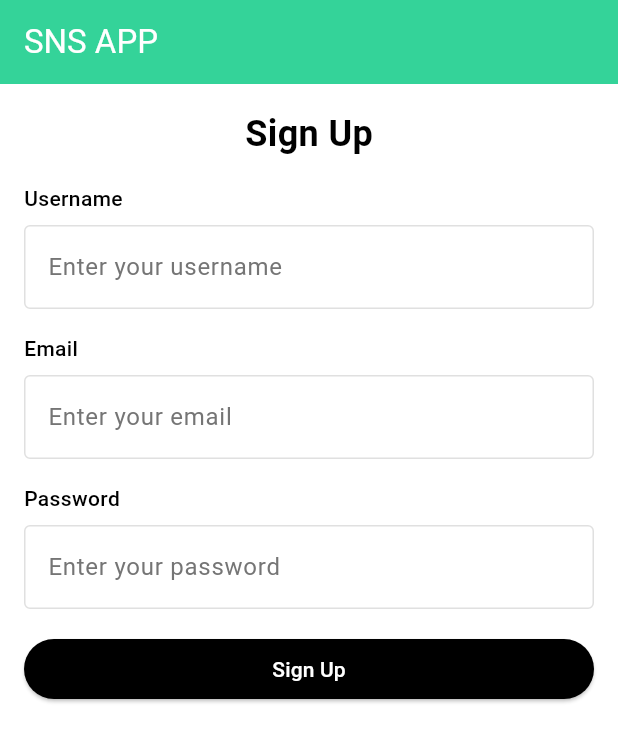
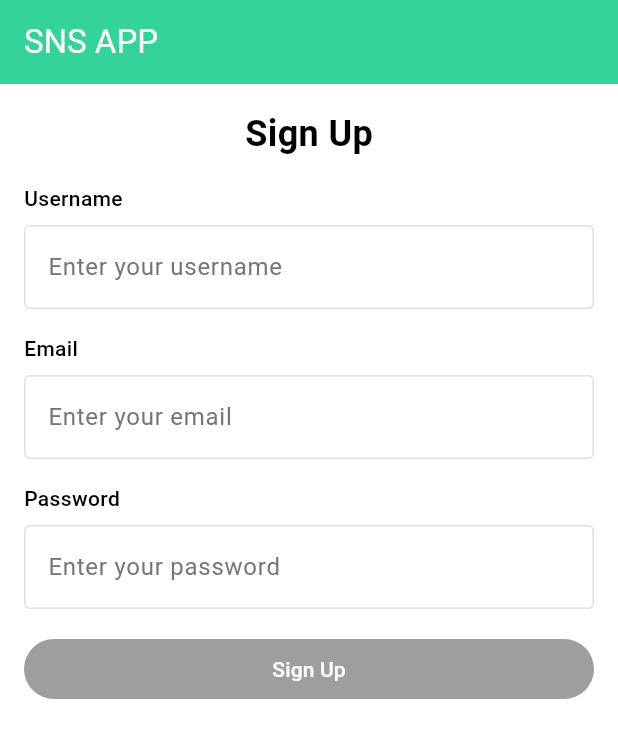
Before and after one commit to SwiftShimizu/SNSApp, a Flutter app: the screen it shows after launch, on a phone screen of 412 x 824 dp. Shown: the top 742 px of the screen. Run offline on Flutter 3.47's test engine with Material 3 defaults, Android fonts, the phone set to English and light mode, and no system bars; our stand-ins replace flutter_dotenv, supabase_flutter; accounts and stored records are empty.

Commit message:
ユーザー登録機能2

```diff
--- a/lib/screens/signup_screen.dart
+++ b/lib/screens/signup_screen.dart
@@ -1,6 +1,7 @@
 import 'package:flutter/material.dart';
 import 'package:sns_app/modules/auth/auth.repository.dart';
 import 'package:sns_app/widgets/form_text_field.dart';
+import 'package:sns_app/widgets/keyboard_aware.dart';
 
 class SignupScreen extends StatefulWidget {
   const SignupScreen({super.key});
@@ -29,7 +30,8 @@ class SignupScreenState extends State<SignupScreen> {
           style: TextStyle(color: Colors.white),
         ),
       ),
-      body: Column(
+      body: KeyboardAware(
+        child: Column(
           children: [
             Expanded(
               child: SingleChildScrollView(
@@ -86,12 +88,15 @@ class SignupScreenState extends State<SignupScreen> {
                       SizedBox(
                         width: double.infinity,
                         child: ElevatedButton(
-                        onPressed: () {
-                          _signup();
-                        },
+                          onPressed: _username.isNotEmpty &&
+                                  _email.isNotEmpty &&
+                                  _password.isNotEmpty
+                              ? _signup
+                              : null,
                           style: ButtonStyle(
                             backgroundColor:
-                              WidgetStateProperty.resolveWith<Color>((states) {
+                                WidgetStateProperty.resolveWith<Color>(
+                                    (states) {
                               if (states.contains(WidgetState.disabled)) {
                                 return Colors.grey;
                               }
@@ -111,6 +116,7 @@ class SignupScreenState extends State<SignupScreen> {
             ),
           ],
         ),
+      ),
     );
   }
 }
--- /dev/null
+++ b/lib/widgets/keyboard_aware.dart
@@ -0,0 +1,16 @@
+import 'package:flutter/material.dart';
+
+class KeyboardAware extends StatelessWidget {
+  final Widget child;
+  const KeyboardAware({super.key, required this.child});
+
+  @override
+  Widget build(BuildContext context) {
+    return GestureDetector(
+      onTap: () {
+        FocusManager.instance.primaryFocus?.unfocus();
+      },
+      child: child,
+    );
+  }
+}
```
Lines whose indentation alone changed are shown as unchanged.
